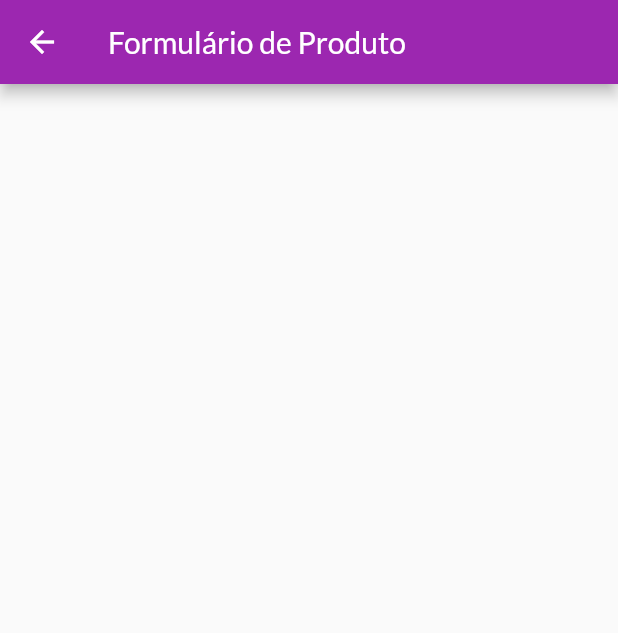
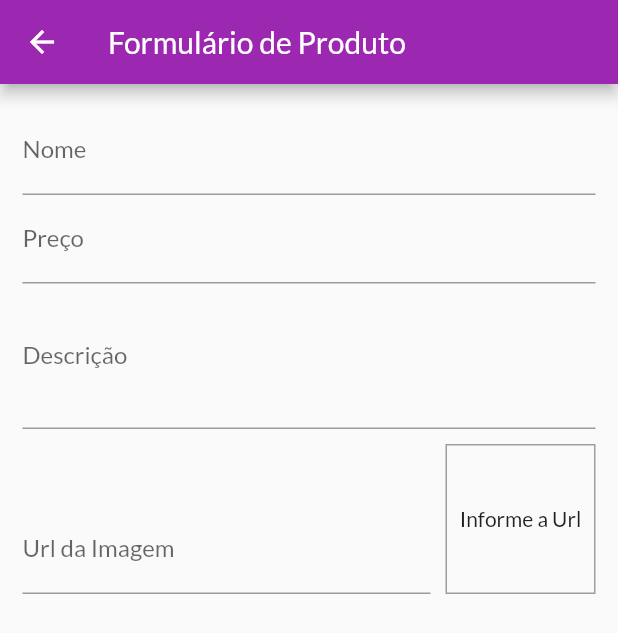
Before and after one commit to marcelinx/shop-flutter, a Flutter app: the ProductFormPage screen opened by its route, on a phone screen of 412 x 824 dp. Shown: the top 633 px of the screen. Run offline on Flutter 3.47's test engine with Material 2 defaults, Android fonts, the phone set to English and light mode, and no system bars; network calls fail.

Commit message:
criando todo o componente de formulario

```diff
--- a/lib/pages/product_form.dart
+++ b/lib/pages/product_form.dart
@@ -8,13 +8,106 @@ class ProductFormPage extends StatefulWidget {
 }
 
 class _ProductFormPageState extends State<ProductFormPage> {
+  final _priceFocus = FocusNode();
+  final _descriptionFocus = FocusNode();
+  final _imageUrlFocus = FocusNode();
+  final _imageUrlController = TextEditingController();
+
+  @override
+  void initState() {
+    super.initState();
+    _imageUrlFocus.addListener(updateImage);
+  }
+
+  @override
+  void dispose() {
+    super.dispose();
+    _priceFocus.dispose();
+    _descriptionFocus.dispose();
+
+    _imageUrlFocus.removeListener(updateImage);
+    _imageUrlFocus.dispose();
+  }
+
+  void updateImage() {
+    setState(() {});
+  }
+
   @override
   Widget build(BuildContext context) {
     return Scaffold(
       appBar: AppBar(
-        title: Text('Formulário de Produto'),
+        title: const Text('Formulário de Produto'),
       ),
-
+      body: Padding(
+        padding: const EdgeInsets.all(15),
+        child: Form(
+          child: ListView(
+            children: [
+              TextFormField(
+                decoration: const InputDecoration(labelText: 'Nome'),
+                textInputAction: TextInputAction.next,
+                onFieldSubmitted: (_) {
+                  FocusScope.of(context).requestFocus(_priceFocus);
+                },
+              ),
+              TextFormField(
+                decoration: const InputDecoration(labelText: 'Preço'),
+                textInputAction: TextInputAction.next,
+                focusNode: _priceFocus,
+                keyboardType: const TextInputType.numberWithOptions(
+                  decimal: true,
+                ),
+                onFieldSubmitted: (_) {
+                  FocusScope.of(context).requestFocus(_descriptionFocus);
+                },
+              ),
+              TextFormField(
+                decoration: const InputDecoration(labelText: 'Descrição'),
+                focusNode: _descriptionFocus,
+                keyboardType: TextInputType.multiline,
+                maxLines: 3,
+              ),
+              Row(
+                crossAxisAlignment: CrossAxisAlignment.end,
+                children: [
+                  Expanded(
+                    child: TextFormField(
+                      decoration:
+                          const InputDecoration(labelText: 'Url da Imagem'),
+                      keyboardType: TextInputType.url,
+                      textInputAction: TextInputAction.done,
+                      focusNode: _imageUrlFocus,
+                      controller: _imageUrlController,
+                    ),
+                  ),
+                  Container(
+                    height: 100,
+                    width: 100,
+                    margin: const EdgeInsets.only(
+                      top: 10,
+                      left: 10,
+                    ),
+                    decoration: BoxDecoration(
+                      border: Border.all(
+                        color: Colors.grey,
+                        width: 1,
+                      ),
+                    ),
+                    alignment: Alignment.center,
+                    child: _imageUrlController.text.isEmpty
+                        ? const Text('Informe a Url')
+                        : FittedBox(
+                            fit: BoxFit.cover,
+                            child: Image.network(_imageUrlController.text),
+                          ),
+                  ),
+                ],
+              ),
+            ],
+          ),
+        ),
+      ),
     );
   }
 }
```
